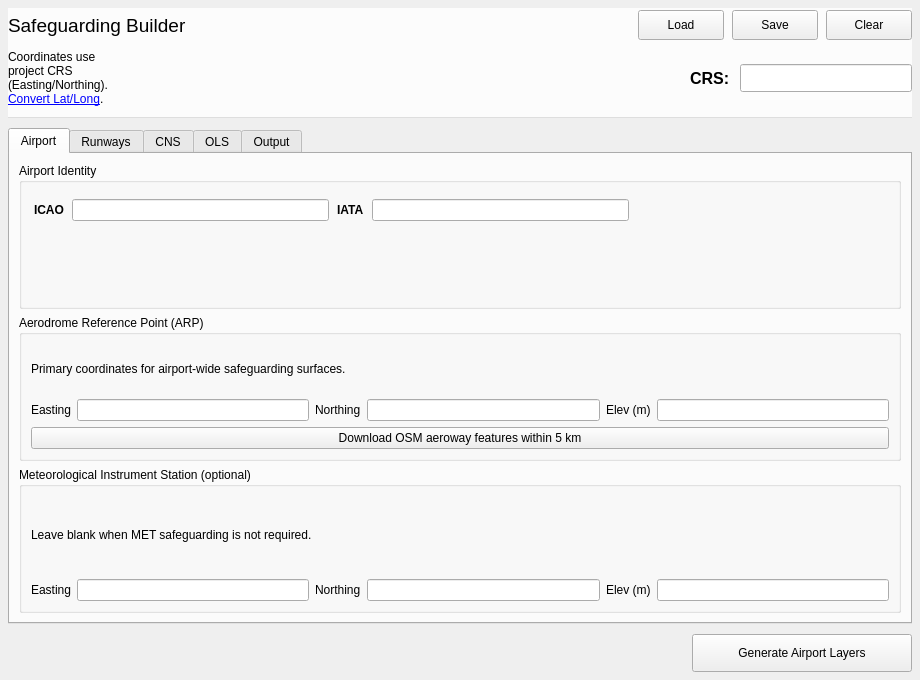
Old version of the form safeguarding_builder_dialog_base.ui in the repository camtodd1/prj-lucid.
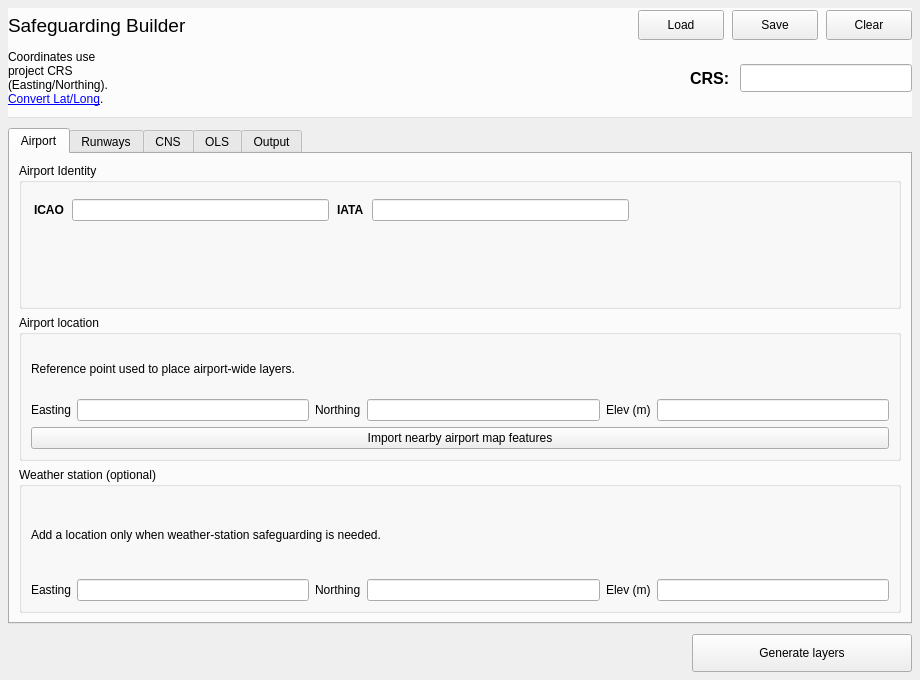
New version of the form. Custom widgets are drawn as their Qt base class.

Commit message: Simplify safeguarding builder labels and workflow status UI

The edit to the form file:
```diff
--- a/safeguarding_builder_dialog_base.ui
+++ b/safeguarding_builder_dialog_base.ui
@@ -330,7 +330,7 @@
        <item>
        <widget class="QGroupBox" name="groupBox_ARP">
          <property name="title">
-          <string>Aerodrome Reference Point (ARP)</string>
+          <string>Airport location</string>
          </property>
          <layout class="QGridLayout" name="gridLayout_arp">
          <item row="0" column="0" colspan="6">
@@ -338,7 +338,7 @@
            <item>
             <widget class="QLabel" name="label_arp_description">
              <property name="text">
-              <string>Primary coordinates for airport-wide safeguarding surfaces.</string>
+              <string>Reference point used to place airport-wide layers.</string>
              </property>
             </widget>
            </item>
@@ -397,7 +397,7 @@
           <item row="2" column="0" colspan="6">
            <widget class="QPushButton" name="pushButton_DownloadOsmAeroway">
             <property name="text">
-             <string>Download OSM aeroway features within 5 km</string>
+             <string>Import nearby airport map features</string>
             </property>
            </widget>
           </item>
@@ -407,7 +407,7 @@
        <item>
         <widget class="QGroupBox" name="groupBox_MET">
          <property name="title">
-          <string>Meteorological Instrument Station (optional)</string>
+          <string>Weather station (optional)</string>
          </property>
          <layout class="QGridLayout" name="gridLayout_met">
          <item row="0" column="0" colspan="6">
@@ -415,7 +415,7 @@
            <item>
             <widget class="QLabel" name="label_met_description">
              <property name="text">
-              <string>Leave blank when MET safeguarding is not required.</string>
+              <string>Add a location only when weather-station safeguarding is needed.</string>
              </property>
             </widget>
            </item>
@@ -787,7 +787,7 @@
         </size>
        </property>
        <property name="text">
-        <string>Generate Airport Layers</string>
+        <string>Generate layers</string>
        </property>
       </widget>
      </item>
```
The commit also changes 2 other files.
